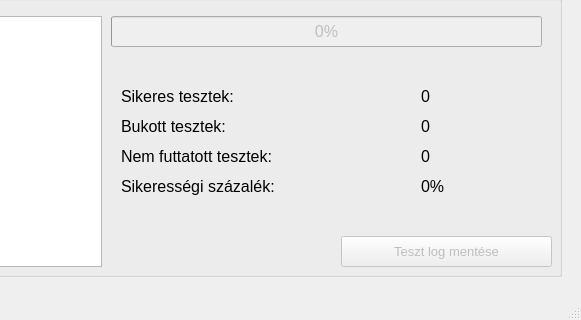
Gtomika/digitalis-kepfeldolgozas-dobokockak, file src/ui/test_window.ui: the form before one commit; both pictures show x 529 to 1110 and y 684 to 1004 of the 1110 by 1004 pixel window.
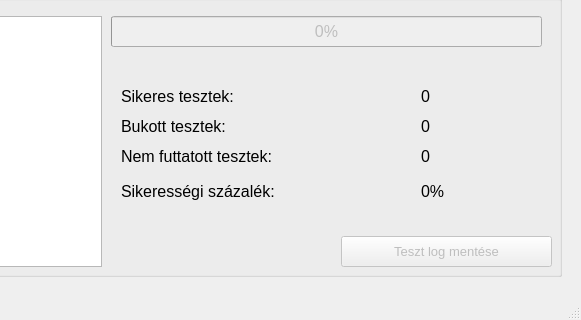
The form after the commit.

Commit message: Algoritmus bekötése a teszt GUI-ba.

The edit to the form file:
```diff
--- a/src/ui/test_window.ui
+++ b/src/ui/test_window.ui
@@ -374,7 +374,7 @@
        <x>640</x>
        <y>200</y>
        <width>281</width>
-       <height>21</height>
+       <height>31</height>
       </rect>
      </property>
      <property name="text">
@@ -387,7 +387,7 @@
        <x>940</x>
        <y>200</y>
        <width>121</width>
-       <height>21</height>
+       <height>31</height>
       </rect>
      </property>
      <property name="text">
```
The commit also changes 3 other files.
